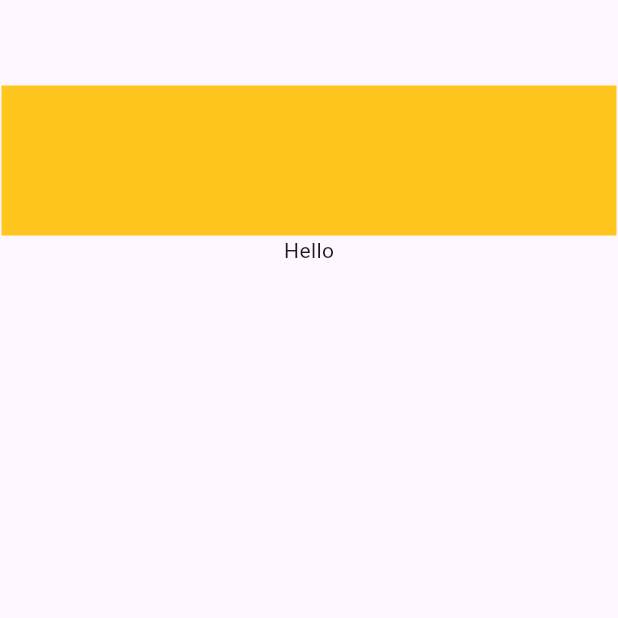
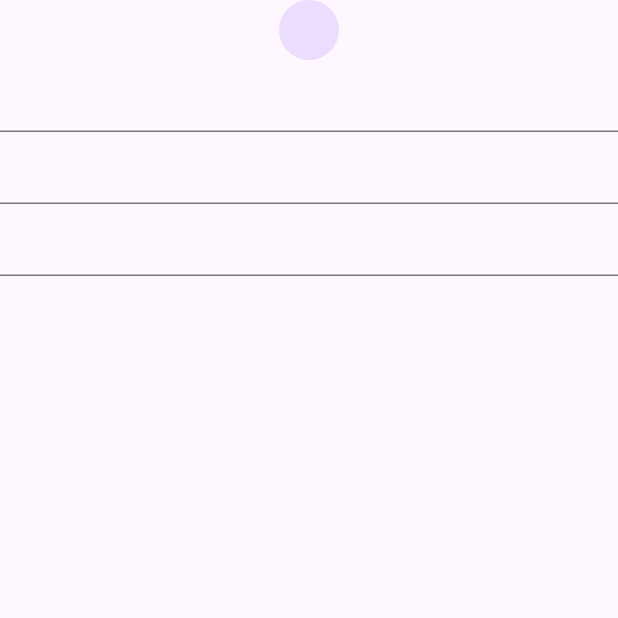
Before and after one commit to fang69x/taskManager, a Flutter app: the screen it shows after launch, on a phone screen of 412 x 824 dp, the top half of it. Run offline on Flutter 3.47's test engine with Material 3 defaults, Android fonts, the phone set to English and light mode, and no system bars.

Commit message:
signUp page

```diff
--- a/frontEnd/taskmanager/lib/main.dart
+++ b/frontEnd/taskmanager/lib/main.dart
@@ -1,5 +1,6 @@
 import 'package:flutter/material.dart';
 import 'package:taskmanager/screens/homepage.dart';
+import 'package:taskmanager/screens/signUp.dart';
 
 void main() {
   runApp(const MyApp());
@@ -12,7 +13,7 @@ class MyApp extends StatelessWidget {
   @override
   Widget build(BuildContext context) {
     return MaterialApp(
-      home: HomePage(),
+      home: SignUpPage(),
     );
   }
 }
--- /dev/null
+++ b/frontEnd/taskmanager/lib/screens/signUp.dart
@@ -0,0 +1,22 @@
+import 'package:flutter/material.dart';
+
+class SignUpPage extends StatelessWidget {
+  final emailController = TextEditingController();
+  final passwordController = TextEditingController();
+  final nameController = TextEditingController();
+  SignUpPage({super.key});
+  @override
+  Widget build(BuildContext context) {
+    return Scaffold(
+      body: Column(
+        mainAxisAlignment: MainAxisAlignment.start,
+        children: [
+          CircleAvatar(),
+          TextFormField(controller: emailController),
+          TextFormField(controller: passwordController),
+          TextFormField(controller: nameController)
+        ],
+      ),
+    );
+  }
+}
--- a/frontEnd/taskmanager/pubspec.yaml
+++ b/frontEnd/taskmanager/pubspec.yaml
@@ -34,6 +34,8 @@ dependencies:
   # The following adds the Cupertino Icons font to your application.
   # Use with the CupertinoIcons class for iOS style icons.
   cupertino_icons: ^1.0.8
+  flutter_secure_storage: ^9.2.4
+  http: ^1.3.0
 
 dev_dependencies:
   flutter_test:
```
Also changed, not shown: frontEnd/taskmanager/pubspec.lock, 5 other files.
